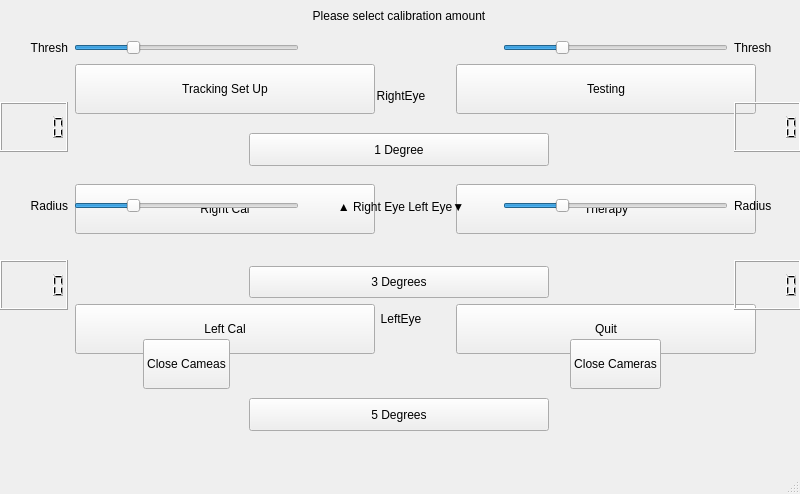
cjm-64/BEAM, file mainwindow.ui: the form before one commit.
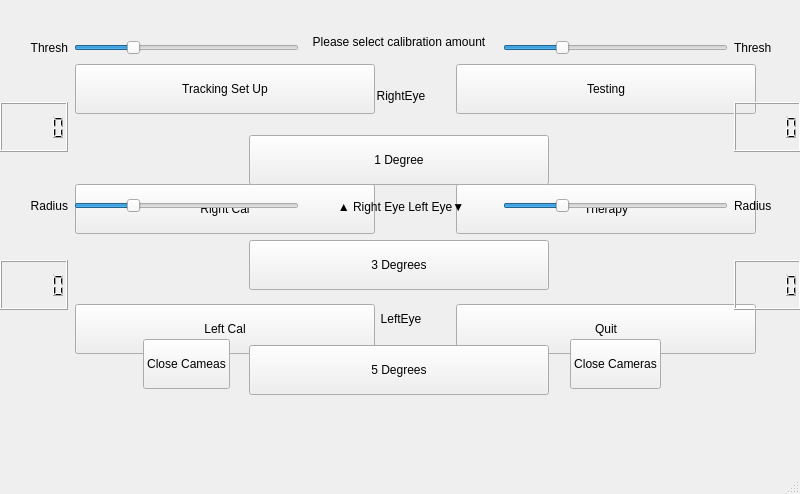
The form after the commit.

Diff of the .ui file:
```diff
--- a/mainwindow.ui
+++ b/mainwindow.ui
@@ -491,12 +491,12 @@
       <x>-1</x>
       <y>0</y>
       <width>801</width>
-      <height>431</height>
+      <height>401</height>
      </rect>
     </property>
     <layout class="QVBoxLayout" name="Calibration_Buttons">
      <property name="spacing">
-      <number>100</number>
+      <number>50</number>
      </property>
      <property name="leftMargin">
       <number>250</number>
@@ -519,7 +519,7 @@
        <property name="maximumSize">
         <size>
          <width>300</width>
-         <height>75</height>
+         <height>50</height>
         </size>
        </property>
        <property name="text">
@@ -532,7 +532,7 @@
        <property name="maximumSize">
         <size>
          <width>300</width>
-         <height>75</height>
+         <height>50</height>
         </size>
        </property>
        <property name="text">
@@ -545,7 +545,7 @@
        <property name="maximumSize">
         <size>
          <width>300</width>
-         <height>75</height>
+         <height>50</height>
         </size>
        </property>
        <property name="text">
```
Left out of the diff: 2 changed lines with no effect on the pictures.
